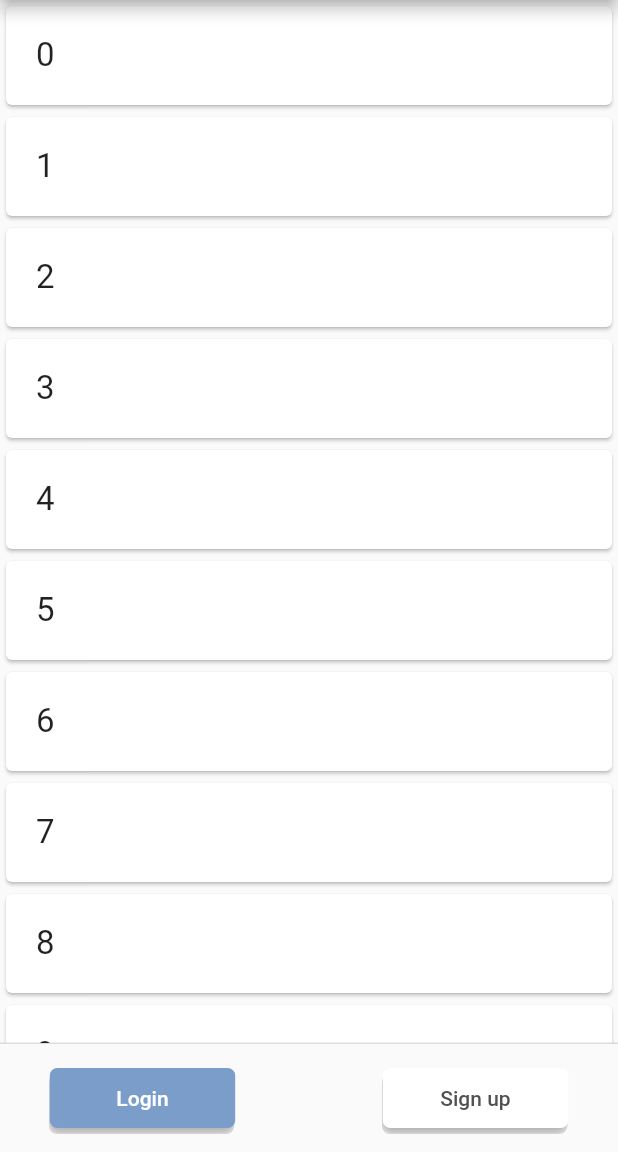
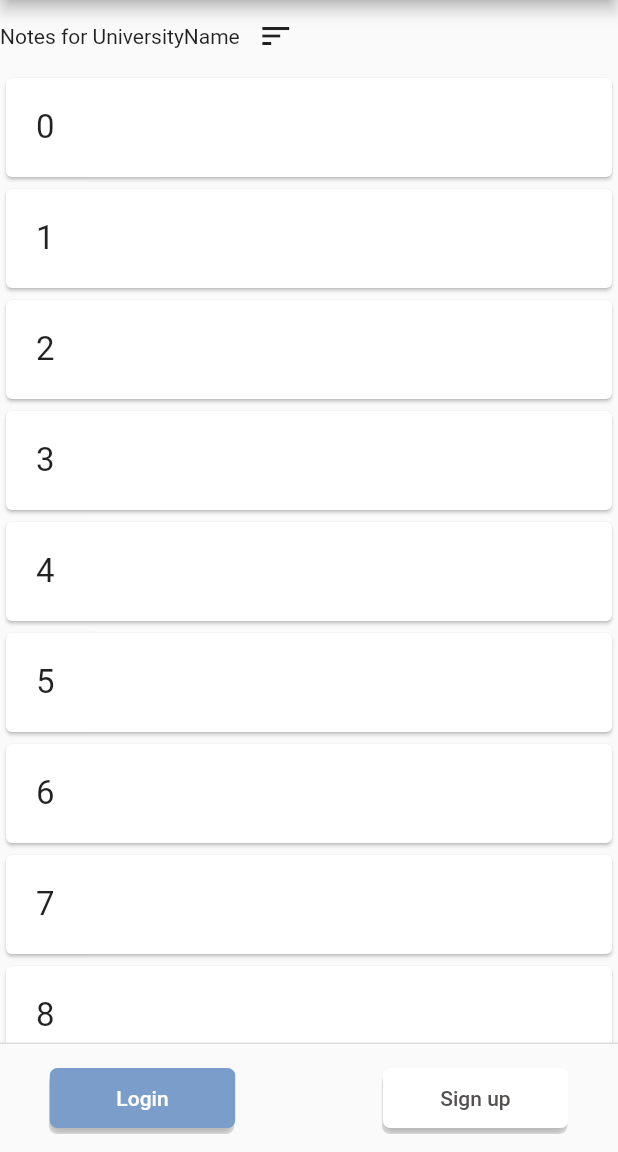
Before and after one commit to Mustafa-alsoffi/Notaat, a Flutter app: the InitResutlPage screen opened directly, on a phone screen of 412 x 824 dp, the part 84-1236 px from its top. Run offline on Flutter 3.47's test engine with Material 2 defaults, Android fonts, the phone set to English and light mode, and no system bars; our stand-ins replace bloc, cloud_firestore, dio, firebase_auth, firebase_core, flutter_bloc and 3 more; accounts and stored records are empty; network calls fail.

Commit message:
Listview UI bug fix

```diff
--- a/lib/search/screens/initial_result_page.dart
+++ b/lib/search/screens/initial_result_page.dart
@@ -20,7 +20,10 @@ class InitResutlPage extends StatelessWidget {
         ),
         backgroundColor: Colors.white,
       ),
-      body: Center(
+      body: Column(
+        children: [
+          Row(children: [Text('Notes for UniversityName'), IconButton(onPressed: (){}, icon: Icon(Icons.sort))],),
+          Expanded(
             child: ListView.builder(
               itemCount: 20,
               itemBuilder: (context, position) {
@@ -36,6 +39,8 @@ class InitResutlPage extends StatelessWidget {
               },
             ),
           ),
+        ],
+      ),
       persistentFooterButtons: [
         SignBottomBarButtons(
             screenWidth: screenWidth,
```
Lines whose indentation alone changed are shown as unchanged.
